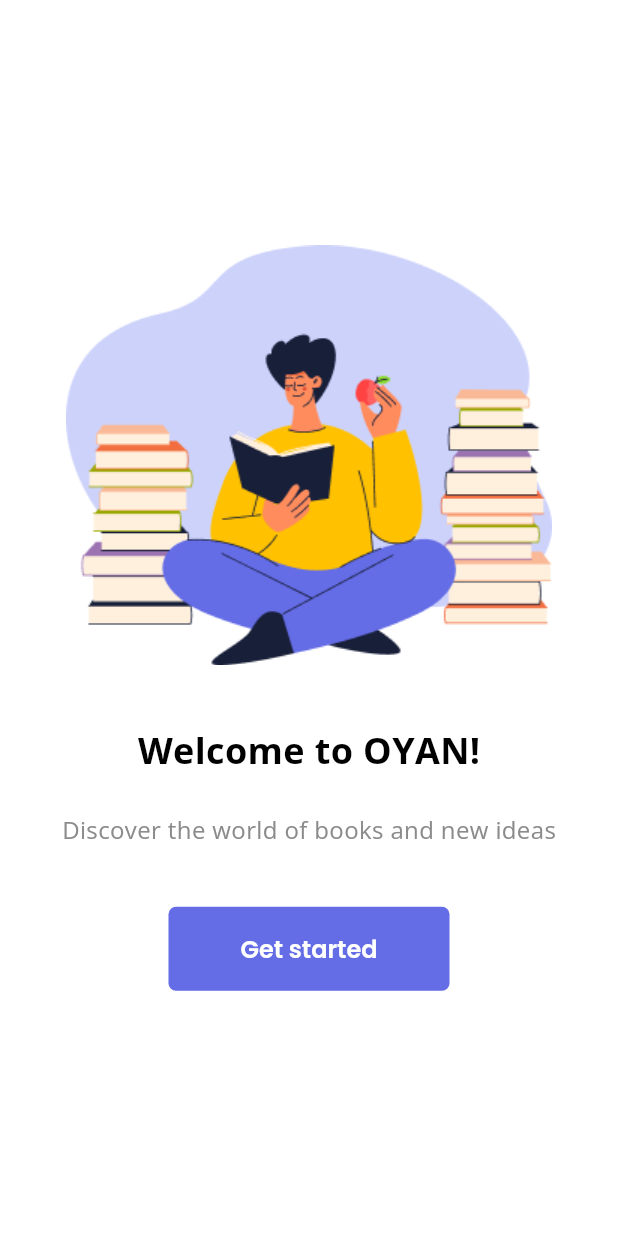
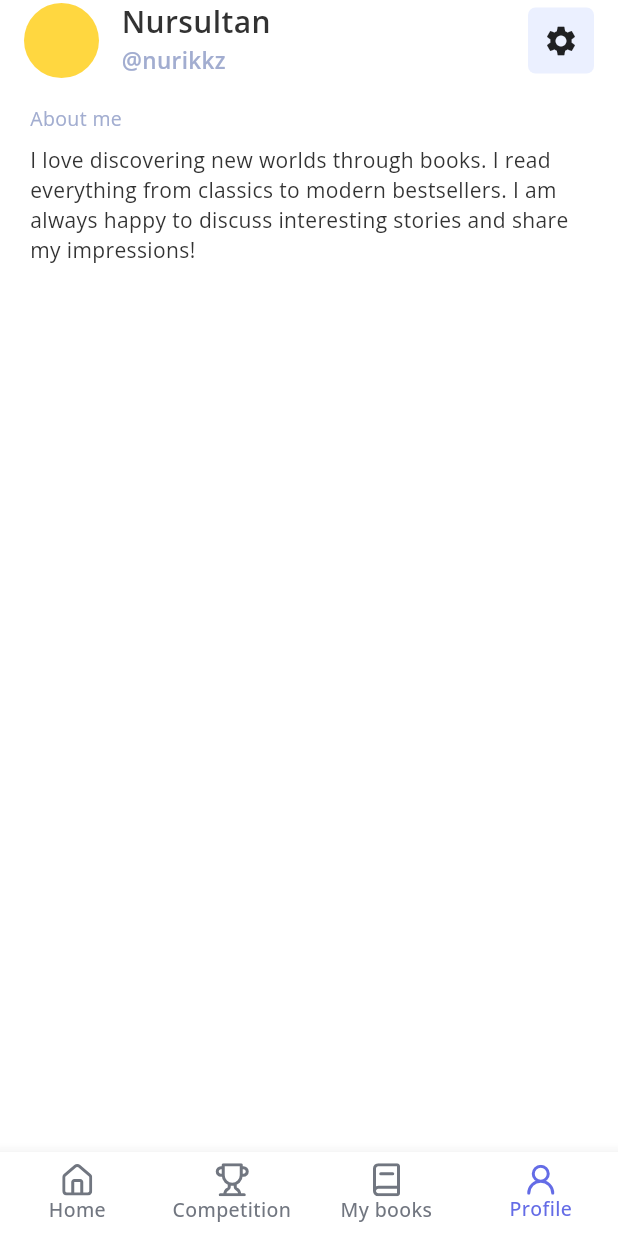
Before and after one commit to YorkyNC/oyan, a Flutter app: the screen it shows after launch, on a phone screen of 412 x 824 dp. Run offline on Flutter 3.47's test engine with Material 3 defaults, Android fonts, the phone set to English and light mode, and no system bars; our stand-ins replace connectivity_plus, device_info_plus, dio, file_picker, firebase_core, firebase_messaging and 24 more; missing offline and left inert: centrifuge, google_api_availability, jwt_decode; accounts and stored records are empty; generated files the repository leaves out were written again; network calls fail.

Commit message:
adding profile.page

```diff
--- a/lib/src/app/app_navigation_wrapper.dart
+++ b/lib/src/app/app_navigation_wrapper.dart
@@ -1,9 +1,15 @@
 import 'package:flutter/material.dart';
 import 'package:flutter_svg/flutter_svg.dart';
+import 'package:google_fonts/google_fonts.dart';
 import 'package:oyan/src/core/extensions/build_context_extension.dart';
 
 class AppNavigationWrapper extends StatelessWidget {
-  const AppNavigationWrapper({super.key, required this.child, required this.currentIndex, required this.onTap});
+  const AppNavigationWrapper({
+    super.key,
+    required this.child,
+    required this.currentIndex,
+    required this.onTap,
+  });
 
   final Widget child;
   final int currentIndex;
@@ -11,46 +17,69 @@ class AppNavigationWrapper extends StatelessWidget {
 
   @override
   Widget build(BuildContext context) {
-    //TODO add 8px size to typography
-    const textStyle = TextStyle(
-      fontFamily: 'Manrope',
-      fontSize: 8,
-      decoration: TextDecoration.none,
-      fontStyle: FontStyle.normal,
-      fontWeight: FontWeight.w400,
-      height: 10.93 / 8,
-      letterSpacing: 0,
+    TextStyle textStyle = GoogleFonts.openSans(
+      fontWeight: FontWeight.w500,
+      fontSize: 13,
     );
     return Scaffold(
       backgroundColor: context.colors.white,
       body: child,
       bottomNavigationBar: BottomNavigationBar(
+        currentIndex: currentIndex,
+        type: BottomNavigationBarType.fixed,
         backgroundColor: context.colors.white,
         unselectedItemColor: context.colors.gray500,
-        unselectedLabelStyle: textStyle.copyWith(color: context.colors.gray500, fontWeight: FontWeight.w400),
-        selectedItemColor: context.colors.brand400,
-        selectedLabelStyle: textStyle.copyWith(color: context.colors.brand400, fontWeight: FontWeight.w700),
+        unselectedLabelStyle: textStyle.copyWith(
+          color: context.colors.gray500,
+        ),
+        selectedItemColor: context.colors.main,
+        selectedLabelStyle: textStyle.copyWith(
+          color: context.colors.main,
+        ),
+        onTap: (value) {
+          onTap(value);
+        },
         items: [
           BottomNavigationBarItem(
             icon: SvgPicture.asset(
-              context.assetImages.home,
-              colorFilter: ColorFilter.mode(context.colors.brand400, BlendMode.srcIn),
+              context.assetImages.house,
+              colorFilter: ColorFilter.mode(
+                currentIndex == 0 ? context.colors.main : context.colors.gray500,
+                BlendMode.srcIn,
+              ),
             ),
-            label: context.loc.review,
+            label: 'Home',
           ),
-          BottomNavigationBarItem(icon: SvgPicture.asset(context.assetImages.news), label: context.loc.news),
-          BottomNavigationBarItem(icon: SvgPicture.asset(context.assetImages.chats), label: context.loc.chats),
-          // BottomNavigationBarItem(
-          //   icon: SizedBox(
-          //     width: 30,
-          //     height: 30,
-          //     child: ClipRRect(
-          //       borderRadius: BorderRadius.circular(8),
-          //       child: Image.asset(context.assetIcons.prod.path),
-          //     ),
-          //   ),
-          //   label: context.loc.you,
-          // ),
+          BottomNavigationBarItem(
+            icon: SvgPicture.asset(
+              context.assetImages.trophy,
+              colorFilter: ColorFilter.mode(
+                currentIndex == 1 ? context.colors.main : context.colors.gray500,
+                BlendMode.srcIn,
+              ),
+            ),
+            label: 'Сompetition',
+          ),
+          BottomNavigationBarItem(
+            icon: SvgPicture.asset(
+              context.assetImages.book3,
+              colorFilter: ColorFilter.mode(
+                currentIndex == 2 ? context.colors.main : context.colors.gray500,
+                BlendMode.srcIn,
+              ),
+            ),
+            label: 'My books',
+          ),
+          BottomNavigationBarItem(
+            icon: SvgPicture.asset(
+              context.assetImages.person,
+              colorFilter: ColorFilter.mode(
+                currentIndex == 3 ? context.colors.main : context.colors.gray500,
+                BlendMode.srcIn,
+              ),
+            ),
+            label: 'Profile',
+          ),
         ],
       ),
     );
--- a/lib/src/core/localization/intl/intl_en.arb
+++ b/lib/src/core/localization/intl/intl_en.arb
@@ -257,5 +257,8 @@
   "sorting": "Сортировка",
   "sort": "Сортировка",
   "sortOptions": "Сортировка",
-  "findClassOrStudent": "Найти класс или ученика"
+  "findClassOrStudent": "Найти класс или ученика",
+  "changeInformation": "Change information",
+  "chooseAPhoto": "Choose a photo",
+  "aboutMe": "About me"
 }
--- a/lib/src/core/localization/intl/intl_ru.arb
+++ b/lib/src/core/localization/intl/intl_ru.arb
@@ -293,5 +293,8 @@
   "eventsOld": "Старые",
   "noEventForChecking": "Пока нет событий на проверку",
   "noEventYet": "Пока нет событий",
-  "timeOut": "Срок истек"
+  "timeOut": "Срок истек",
+  "changeInformation": "Change information",
+  "chooseAPhoto": "Choose a photo",
+  "aboutMe": "About me"
 }
--- a/lib/src/core/router/router.dart
+++ b/lib/src/core/router/router.dart
@@ -3,8 +3,9 @@ import 'package:oyan/src/app/app_navigation_wrapper.dart';
 import 'package:oyan/src/app/imports.dart';
 import 'package:oyan/src/features/camera/presentation/camera_page.dart';
 import 'package:oyan/src/features/class_events/presentation/class_event_page.dart';
-import 'package:oyan/src/features/events/presentation/events_page.dart';
-import 'package:oyan/src/features/review/presentation/psychologist_review_page.dart';
+import 'package:oyan/src/features/competition/presentation/competition_page.dart';
+import 'package:oyan/src/features/home/presentation/home_page.dart';
+import 'package:oyan/src/features/profile/presentation/profile_page.dart';
 import 'package:oyan/src/features/settings/domain/entities/user_token_entity.dart';
 import 'package:oyan/src/features/welcome/presentation/welcome_page.dart';
 
@@ -25,7 +26,7 @@ GoRouter routerProvider() {
   return GoRouter(
     refreshListenable: st,
     // initialLocation: '/',
-    initialLocation: RoutePaths.welcome,
+    initialLocation: RoutePaths.profile,
     debugLogDiagnostics: true,
     routes: _routes,
   );
--- a/lib/src/core/router/router_paths.dart
+++ b/lib/src/core/router/router_paths.dart
@@ -8,12 +8,15 @@ class RoutePaths {
   static const String setNewPassword = '/set-new-password';
   static const String settings = '/settings';
   static const String review = '/review';
+  static const String home = '/home';
   static const String events = '/events';
   static const String insightStory = '/insight-story';
   static const String grades = '/grades';
-  static const String news = '/news';
+  static const String competition = '/competitionPage';
+  static const String books = '/books';
   static const String classEvents = '/class-events';
   static const String welcome = '/welcome';
+  static const String profile = '/profile';
 
   static const String cameraPage = '/camera-page';
 }
--- /dev/null
+++ b/lib/src/features/profile/domain/menu.dart
@@ -0,0 +1,5 @@
+enum Menu {
+  changeInformation,
+  chooseAPhoto,
+  logout,
+}
--- /dev/null
+++ b/lib/src/features/profile/presentation/profile_app_bar.dart
@@ -0,0 +1,163 @@
+import 'package:flutter/material.dart';
+import 'package:flutter_svg/flutter_svg.dart';
+import 'package:google_fonts/google_fonts.dart';
+import 'package:oyan/src/core/extensions/build_context_extension.dart';
+import 'package:oyan/src/features/profile/domain/menu.dart';
+
+class ProfileAppBar extends StatelessWidget implements PreferredSizeWidget {
+  const ProfileAppBar({super.key});
+  @override
+  Size get preferredSize => const Size.fromHeight(70);
+  @override
+  Widget build(BuildContext context) {
+    return Container(
+      color: Colors.white,
+      child: Padding(
+        padding: const EdgeInsets.fromLTRB(16, 0, 16, 16),
+        child: SafeArea(
+          child: Row(
+            children: [
+              Expanded(
+                child: Row(
+                  children: [
+                    Container(
+                      width: 50,
+                      height: 50,
+                      decoration: const BoxDecoration(
+                        shape: BoxShape.circle,
+                        color: Colors.amberAccent,
+                      ),
+                    ),
+                    const SizedBox(width: 15),
+                    Column(
+                      crossAxisAlignment: CrossAxisAlignment.start,
+                      children: [
+                        Text(
+                          'Nursultan',
+                          style: GoogleFonts.openSans(
+                            fontWeight: FontWeight.w600,
+                            fontSize: 20,
+                            color: const Color(0xff323232),
+                          ),
+                        ),
+                        Text(
+                          '@nurikkz',
+                          style: GoogleFonts.openSans(
+                            fontWeight: FontWeight.w600,
+                            fontSize: 15,
+                            color: const Color(0xffA2ADD0),
+                          ),
+                        )
+                      ],
+                    ),
+                  ],
+                ),
+              ),
+              PopupMenuButton<Menu>(
+                offset: const Offset(0, 60),
+                shape: RoundedRectangleBorder(
+                  borderRadius: BorderRadius.circular(5),
+                ),
+                color: const Color(0xFFEBF0FF),
+                // color: Colors.amber,
+                child: Container(
+                  padding: const EdgeInsets.all(10),
+                  decoration: BoxDecoration(
+                    color: const Color(0xFFEBF0FF),
+                    borderRadius: BorderRadius.circular(5),
+                  ),
+                  child: const Icon(
+                    Icons.settings,
+                    color: Colors.black87,
+                    size: 24,
+                  ),
+                ),
+                itemBuilder: (BuildContext context) => <PopupMenuEntry<Menu>>[
+                  PopupMenuItem<Menu>(
+                    value: Menu.changeInformation,
+                    child: Padding(
+                      padding: const EdgeInsets.symmetric(vertical: 8.0),
+                      child: Row(
+                        children: [
+                          SvgPicture.asset(
+                            context.assetImages.pen,
+                          ),
+                          const SizedBox(width: 15),
+                          Text(
+                            context.loc.changeInformation,
+                            style: GoogleFonts.openSans(
+                              fontWeight: FontWeight.w500,
+                              fontSize: 15,
+                              color: const Color(0xff323232),
+                            ),
+                          ),
+                        ],
+                      ),
+                    ),
+                  ),
+                  PopupMenuItem<Menu>(
+                    value: Menu.chooseAPhoto,
+                    child: Padding(
+                      padding: const EdgeInsets.symmetric(vertical: 8.0),
+                      child: Row(
+                        children: [
+                          SvgPicture.asset(
+                            context.assetImages.galery,
+                          ),
+                          const SizedBox(width: 15),
+                          Text(
+                            context.loc.chooseAPhoto,
+                            style: GoogleFonts.openSans(
+                              fontWeight: FontWeight.w500,
+                              color: const Color(0xff323232),
+                              fontSize: 15,
+                            ),
+                          ),
+                        ],
+                      ),
+                    ),
+                  ),
+                  PopupMenuItem<Menu>(
+                    value: Menu.logout,
+                    child: Padding(
+                      padding: const EdgeInsets.symmetric(vertical: 8.0),
+                      child: Row(
+                        children: [
+                          SvgPicture.asset(
+                            context.assetImages.logout,
+                          ),
+                          const SizedBox(width: 15),
+                          Text(
+                            context.loc.logOut,
+                            style: GoogleFonts.openSans(
+                              fontSize: 15,
+                              fontWeight: FontWeight.w500,
+                              color: const Color(0xff323232),
+                            ),
+                          ),
+                        ],
+                      ),
+                    ),
+                  ),
+                ],
+                onSelected: (Menu item) {
+                  switch (item) {
+                    case Menu.changeInformation:
+                      // TODO: Handle this case.
+                      throw UnimplementedError();
+                    case Menu.chooseAPhoto:
+                      // TODO: Handle this case.
+                      throw UnimplementedError();
+                    case Menu.logout:
+                      // TODO: Handle this case.
+                      throw UnimplementedError();
+                  }
+                },
+              )
+            ],
+          ),
+        ),
+      ),
+    );
+  }
+}
--- /dev/null
+++ b/lib/src/features/profile/presentation/profile_page.dart
@@ -0,0 +1,45 @@
+import 'package:flutter/material.dart';
+import 'package:google_fonts/google_fonts.dart';
+import 'package:oyan/src/core/extensions/build_context_extension.dart';
+import 'package:oyan/src/features/profile/presentation/profile_app_bar.dart';
+
+class ProfilePage extends StatelessWidget {
+  const ProfilePage({super.key});
+
+  @override
+  Widget build(BuildContext context) {
+    return Scaffold(
+      backgroundColor: Colors.white,
+      appBar: const ProfileAppBar(),
+      body: Padding(
+        padding: const EdgeInsets.symmetric(horizontal: 20),
+        child: Column(
+          children: [
+            Column(
+              spacing: 8,
+              crossAxisAlignment: CrossAxisAlignment.start,
+              children: [
+                Text(
+                  context.loc.aboutMe,
+                  style: GoogleFonts.openSans(
+                    fontSize: 13,
+                    fontWeight: FontWeight.w400,
+                    color: const Color(0xffA2ADD0),
+                  ),
+                ),
+                Text(
+                  'I love discovering new worlds through books. I read everything from classics to modern bestsellers. I am always happy to discuss interesting stories and share my impressions!',
+                  style: GoogleFonts.openSans(
+                    fontSize: 14,
+                    fontWeight: FontWeight.w400,
+                    color: const Color(0xff323232),
+                  ),
+                )
+              ],
+            )
+          ],
+        ),
+      ),
+    );
+  }
+}
```
Also changed, not shown: lib/src/core/router/route_list.dart (+36 -31 lines), lib/src/features/competition/presentation/competition_page.dart (added, +10 -0 lines), lib/src/features/home/presentation/home_page.dart (added, +10 -0 lines), lib/src/features/welcome/presentation/components/sign_in_bottom_sheet.dart (+11 -4 lines), assets/app_images/book3.svg (added), assets/app_images/galery.svg (added), assets/app_images/house.svg (added), assets/app_images/logout.svg (added), assets/app_images/pen.svg (added), assets/app_images/person.svg (added), assets/app_images/trophy.svg (added), lib/src/core/localization/generated/intl/messages_en.dart, lib/src/core/localization/generated/intl/messages_ru.dart, lib/src/core/localization/generated/l10n.dart.
